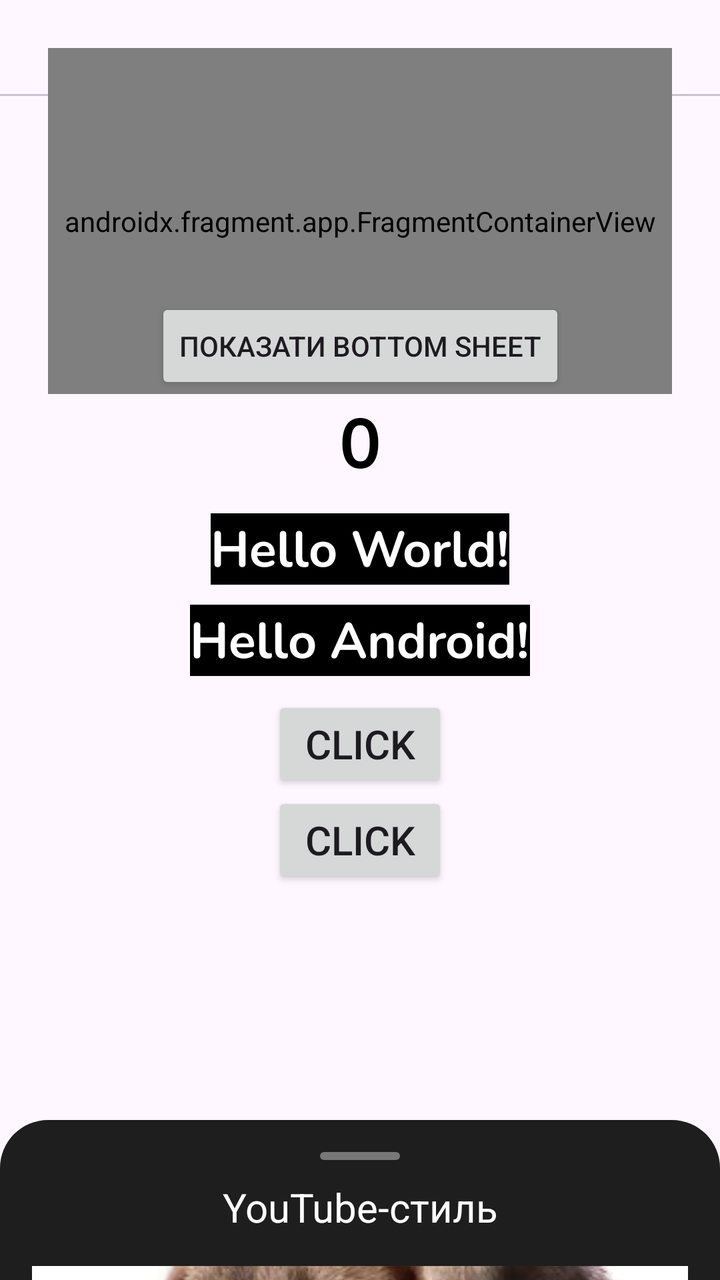
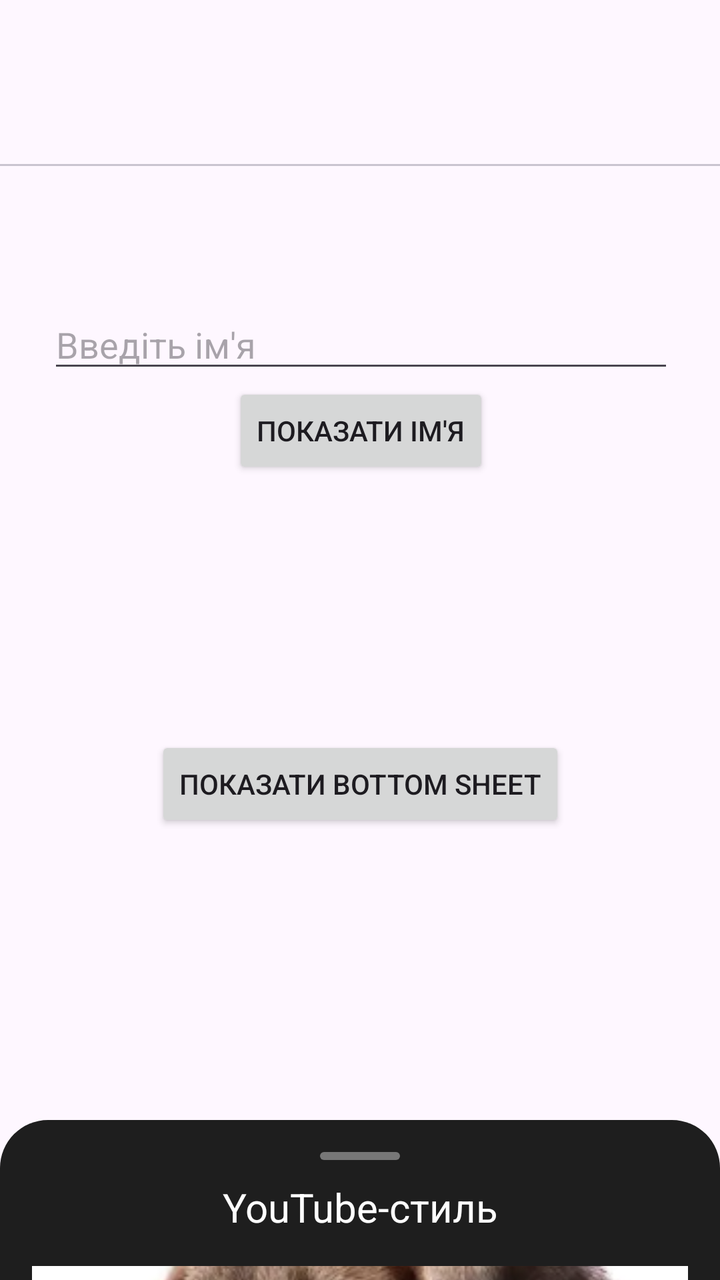

The first picture is an Android layout as it rendered before a commit; the second is the same layout after the commit. The layout source and the unified diff follow.
<!-- AndroidManifest.xml: application theme Theme.LearnTestComplete -->
<!-- res/layout/activity_main.xml -->
<?xml version="1.0" encoding="utf-8"?>
<androidx.coordinatorlayout.widget.CoordinatorLayout
    xmlns:android="http://schemas.android.com/apk/res/android"
    xmlns:app="http://schemas.android.com/apk/res-auto"
    xmlns:tools="http://schemas.android.com/tools"
    android:layout_width="match_parent"
    android:layout_height="match_parent"
    tools:context=".MainActivity">

    <LinearLayout
        android:layout_width="match_parent"
        android:layout_height="110dp"
        android:orientation="vertical">

        <com.google.android.material.tabs.TabLayout
            android:id="@+id/tabLayout"
            android:layout_width="match_parent"
            android:layout_height="wrap_content"
            app:tabIndicatorColor="@color/black"
            app:tabSelectedTextColor="@color/black"
            app:tabTextColor="@color/darker_gray" />

        <androidx.viewpager2.widget.ViewPager2
            android:id="@+id/viewPager"
            android:layout_width="match_parent"
            android:layout_height="162dp"
            android:layout_weight="1" />
    </LinearLayout>

    <androidx.constraintlayout.widget.ConstraintLayout
        android:layout_width="match_parent"
        android:layout_height="match_parent"
        android:padding="24dp">

        <TextView
            android:id="@+id/tvTimer"
            android:layout_width="wrap_content"
            android:layout_height="wrap_content"
            android:fontFamily="@font/nunito_bold"
            android:text="0"
            android:textColor="@color/black"
            android:layout_marginBottom="10dp"
            android:textSize="35sp"
            app:layout_constraintBottom_toTopOf="@+id/tvReplacementWord"
            app:layout_constraintEnd_toEndOf="parent"
            app:layout_constraintStart_toStartOf="parent" />

        <TextView
            android:id="@+id/tvReplacementWord"
            android:layout_width="wrap_content"
            android:layout_height="wrap_content"
            android:background="@color/black"
            android:fontFamily="@font/nunito_bold"
            android:text="Hello World!"
            android:textColor="@color/white"
            android:layout_marginBottom="10dp"
            android:textSize="25sp"
            app:layout_constraintBottom_toTopOf="@+id/tvReplacementAndroid"
            app:layout_constraintEnd_toEndOf="parent"
            app:layout_constraintStart_toStartOf="parent" />

        <TextView
            android:id="@+id/tvReplacementAndroid"
            android:layout_width="wrap_content"
            android:layout_height="wrap_content"
            android:text="Hello Android!"
            android:fontFamily="@font/nunito_bold"
            android:textSize="25sp"
            android:textColor="@color/white"
            android:background="@color/black"
            app:layout_constraintBottom_toBottomOf="parent"
            app:layout_constraintEnd_toEndOf="parent"
            app:layout_constraintStart_toStartOf="parent"
            app:layout_constraintTop_toTopOf="parent" />

        <Button
            android:id="@+id/btnClick"
            android:layout_width="wrap_content"
            android:layout_height="wrap_content"
            android:layout_marginTop="10dp"
            android:text="Click"
            android:textSize="20sp"
            app:layout_constraintEnd_toEndOf="parent"
            app:layout_constraintStart_toStartOf="parent"
            app:layout_constraintTop_toBottomOf="@+id/tvReplacementAndroid" />

        <Button
            android:id="@+id/btnClick2"
            android:layout_width="wrap_content"
            android:layout_height="wrap_content"
            android:text="Click"
            android:textSize="20sp"
            app:layout_constraintEnd_toEndOf="parent"
            app:layout_constraintStart_toStartOf="parent"
            app:layout_constraintTop_toBottomOf="@+id/btnClick" />

        <androidx.fragment.app.FragmentContainerView
            android:id="@+id/fragmentContainer"
            android:name="com.example.learntestcomplete.ExampleFragment"
            android:layout_width="match_parent"
            android:layout_height="0dp"
            app:layout_constraintBottom_toTopOf="@+id/tvTimer"
            app:layout_constraintEnd_toEndOf="parent"
            app:layout_constraintStart_toStartOf="parent"
            app:layout_constraintTop_toTopOf="parent" />

        <ImageView
            android:id="@+id/imageView"
            android:layout_width="200dp"
            android:layout_height="200dp"
            android:contentDescription="Фото кота"
            android:src="@drawable/fon"
            android:scaleType="centerCrop"
            app:layout_constraintBottom_toBottomOf="parent"
            app:layout_constraintEnd_toEndOf="parent"
            app:layout_constraintStart_toStartOf="parent" />

        <Button
            android:id="@+id/btnShowSheet"
            android:layout_width="wrap_content"
            android:layout_height="wrap_content"
            android:text="Показати Bottom Sheet"
            app:layout_constraintBottom_toTopOf="@+id/tvTimer"
            app:layout_constraintEnd_toEndOf="parent"
            app:layout_constraintStart_toStartOf="parent" />

    </androidx.constraintlayout.widget.ConstraintLayout>

    <LinearLayout
        android:id="@+id/bottomSheet"
        android:layout_width="match_parent"
        android:layout_height="400dp"
        android:background="@drawable/bg_bottom_sheet"
        android:orientation="vertical"
        android:padding="16dp"
        app:behavior_hideable="true"
        app:behavior_peekHeight="80dp"
        app:layout_behavior="com.google.android.material.bottomsheet.BottomSheetBehavior"
        app:layout_anchorGravity="bottom">

        <View
            android:layout_width="40dp"
            android:layout_height="4dp"
            android:layout_gravity="center"
            android:layout_marginBottom="10dp"
            android:background="@drawable/bg_drag_indicator" />

        <TextView
            android:id="@+id/tvTitle"
            android:layout_width="match_parent"
            android:layout_height="wrap_content"
            android:gravity="center"
            android:text="YouTube-стиль"
            android:textColor="@android:color/white"
            android:textSize="20sp" />

        <ImageView
            android:id="@+id/ivThumbnail"
            android:layout_width="match_parent"
            android:layout_height="200dp"
            android:layout_marginTop="16dp"
            android:scaleType="centerCrop"
            android:src="@drawable/dog" />

        <TextView
            android:id="@+id/tvDescription"
            android:layout_width="match_parent"
            android:layout_height="wrap_content"
            android:layout_marginTop="12dp"
            android:scaleType="centerCrop"
            android:text="BottomSheet BottomSheet BottomSheet BottomSheet BottomSheet BottomSheet BottomSheet BottomSheet BottomSheet BottomSheet BottomSheet BottomSheet"
            android:textColor="@android:color/white" />
    </LinearLayout>
</androidx.coordinatorlayout.widget.CoordinatorLayout>
<!-- resources referenced by this layout -->
<resources>
  <color name="black">#FF000000</color>
  <color name="white">#FFFFFFFF</color>
  <!-- drawable bg_bottom_sheet (drawable) -->
  <?xml version="1.0" encoding="utf-8"?>
  <shape xmlns:android="http://schemas.android.com/apk/res/android"
      android:shape="rectangle">
      <solid android:color="#1E1E1E" />
      <corners android:topLeftRadius="24dp" android:topRightRadius="24dp" />
      <padding android:left="16dp" android:right="16dp" android:top="8dp" android:bottom="16dp"/>
  </shape>
  <!-- drawable bg_drag_indicator (drawable) -->
  <?xml version="1.0" encoding="utf-8"?>
  <shape xmlns:android="http://schemas.android.com/apk/res/android"
      android:shape="rectangle">
      <solid android:color="#777" />
      <corners android:radius="2dp" />
  </shape>
  <!-- drawable dog: png bitmap (drawable, 141887 bytes) -->
  <!-- drawable fon: png bitmap (drawable, 245 bytes) -->
  <style name="Theme.LearnTestComplete" parent="Base.Theme.LearnTestComplete" />
  <style name="Base.Theme.LearnTestComplete" parent="Theme.Material3.DayNight.NoActionBar">
          
          
      </style>
</resources>

<!-- the commit's change to res/layout/activity_main.xml (unified diff, before → after) -->
@@ -8,14 +8,16 @@
     tools:context=".MainActivity">
 
     <LinearLayout
+        android:id="@+id/linerPager"
         android:layout_width="match_parent"
-        android:layout_height="110dp"
+        android:layout_height="150dp"
         android:orientation="vertical">
 
         <com.google.android.material.tabs.TabLayout
             android:id="@+id/tabLayout"
             android:layout_width="match_parent"
             android:layout_height="wrap_content"
+            android:layout_marginTop="35dp"
             app:tabIndicatorColor="@color/black"
             app:tabSelectedTextColor="@color/black"
             app:tabTextColor="@color/darker_gray" />
@@ -23,7 +25,7 @@
         <androidx.viewpager2.widget.ViewPager2
             android:id="@+id/viewPager"
             android:layout_width="match_parent"
-            android:layout_height="162dp"
+            android:layout_height="100dp"
             android:layout_weight="1" />
     </LinearLayout>
 
@@ -32,97 +34,58 @@
         android:layout_height="match_parent"
         android:padding="24dp">
 
-        <TextView
-            android:id="@+id/tvTimer"
-            android:layout_width="wrap_content"
-            android:layout_height="wrap_content"
-            android:fontFamily="@font/nunito_bold"
-            android:text="0"
-            android:textColor="@color/black"
-            android:layout_marginBottom="10dp"
-            android:textSize="35sp"
-            app:layout_constraintBottom_toTopOf="@+id/tvReplacementWord"
-            app:layout_constraintEnd_toEndOf="parent"
-            app:layout_constraintStart_toStartOf="parent" />
-
-        <TextView
-            android:id="@+id/tvReplacementWord"
-            android:layout_width="wrap_content"
-            android:layout_height="wrap_content"
-            android:background="@color/black"
-            android:fontFamily="@font/nunito_bold"
-            android:text="Hello World!"
-            android:textColor="@color/white"
-            android:layout_marginBottom="10dp"
-            android:textSize="25sp"
-            app:layout_constraintBottom_toTopOf="@+id/tvReplacementAndroid"
-            app:layout_constraintEnd_toEndOf="parent"
-            app:layout_constraintStart_toStartOf="parent" />
-
-        <TextView
-            android:id="@+id/tvReplacementAndroid"
-            android:layout_width="wrap_content"
-            android:layout_height="wrap_content"
-            android:text="Hello Android!"
-            android:fontFamily="@font/nunito_bold"
-            android:textSize="25sp"
-            android:textColor="@color/white"
-            android:background="@color/black"
-            app:layout_constraintBottom_toBottomOf="parent"
+        <androidx.fragment.app.FragmentContainerView
+            android:id="@+id/fragmentContainer"
+            android:layout_width="match_parent"
+            android:layout_height="0dp"
             app:layout_constraintEnd_toEndOf="parent"
             app:layout_constraintStart_toStartOf="parent"
             app:layout_constraintTop_toTopOf="parent" />
 
         <Button
-            android:id="@+id/btnClick"
+            android:id="@+id/btnShowSheet"
             android:layout_width="wrap_content"
             android:layout_height="wrap_content"
-            android:layout_marginTop="10dp"
-            android:text="Click"
-            android:textSize="20sp"
-            app:layout_constraintEnd_toEndOf="parent"
-            app:layout_constraintStart_toStartOf="parent"
-            app:layout_constraintTop_toBottomOf="@+id/tvReplacementAndroid" />
-
-        <Button
-            android:id="@+id/btnClick2"
-            android:layout_width="wrap_content"
-            android:layout_height="wrap_content"
-            android:text="Click"
-            android:textSize="20sp"
-            app:layout_constraintEnd_toEndOf="parent"
-            app:layout_constraintStart_toStartOf="parent"
-            app:layout_constraintTop_toBottomOf="@+id/btnClick" />
-
-        <androidx.fragment.app.FragmentContainerView
-            android:id="@+id/fragmentContainer"
-            android:name="com.example.learntestcomplete.ExampleFragment"
-            android:layout_width="match_parent"
-            android:layout_height="0dp"
-            app:layout_constraintBottom_toTopOf="@+id/tvTimer"
-            app:layout_constraintEnd_toEndOf="parent"
-            app:layout_constraintStart_toStartOf="parent"
-            app:layout_constraintTop_toTopOf="parent" />
-
-        <ImageView
-            android:id="@+id/imageView"
-            android:layout_width="200dp"
-            android:layout_height="200dp"
-            android:contentDescription="Фото кота"
-            android:src="@drawable/fon"
-            android:scaleType="centerCrop"
+            android:gravity="center"
+            android:text="Показати Bottom Sheet"
+            android:layout_marginBottom="200dp"
             app:layout_constraintBottom_toBottomOf="parent"
             app:layout_constraintEnd_toEndOf="parent"
             app:layout_constraintStart_toStartOf="parent" />
 
-        <Button
-            android:id="@+id/btnShowSheet"
-            android:layout_width="wrap_content"
-            android:layout_height="wrap_content"
-            android:text="Показати Bottom Sheet"
-            app:layout_constraintBottom_toTopOf="@+id/tvTimer"
+        <LinearLayout
+            android:id="@+id/linearEdit"
+            android:layout_width="345dp"
+            android:layout_height="234dp"
+            android:orientation="vertical"
+            android:gravity="center|top"
+            android:padding="16dp"
+            app:layout_constraintBottom_toTopOf="@+id/btnShowSheet"
             app:layout_constraintEnd_toEndOf="parent"
-            app:layout_constraintStart_toStartOf="parent" />
+            app:layout_constraintStart_toStartOf="parent">
+
+            <EditText
+                android:id="@+id/editTextName"
+                android:layout_width="match_parent"
+                android:layout_height="wrap_content"
+                android:hint="Введіть ім'я"
+                android:inputType="textPersonName" />
+
+            <Button
+                android:id="@+id/buttonShow"
+                android:layout_width="wrap_content"
+                android:layout_height="wrap_content"
+                android:text="Показати ім'я" />
+
+            <TextView
+                android:id="@+id/textViewResult"
+                android:layout_width="wrap_content"
+                android:layout_height="wrap_content"
+                android:text=""
+                android:textSize="18sp" />
+
+        </LinearLayout>
+
 
     </androidx.constraintlayout.widget.ConstraintLayout>
 
<!-- resource entries referenced after the edit -->
@@ -1,7 +1,6 @@
 <!-- resources referenced by this layout -->
 <resources>
   <color name="black">#FF000000</color>
-  <color name="white">#FFFFFFFF</color>
   <!-- drawable bg_bottom_sheet (drawable) -->
   <?xml version="1.0" encoding="utf-8"?>
   <shape xmlns:android="http://schemas.android.com/apk/res/android"
@@ -18,7 +17,6 @@
       <corners android:radius="2dp" />
   </shape>
   <!-- drawable dog: png bitmap (drawable, 141887 bytes) -->
-  <!-- drawable fon: png bitmap (drawable, 245 bytes) -->
   <style name="Theme.LearnTestComplete" parent="Base.Theme.LearnTestComplete" />
   <style name="Base.Theme.LearnTestComplete" parent="Theme.Material3.DayNight.NoActionBar">
           
